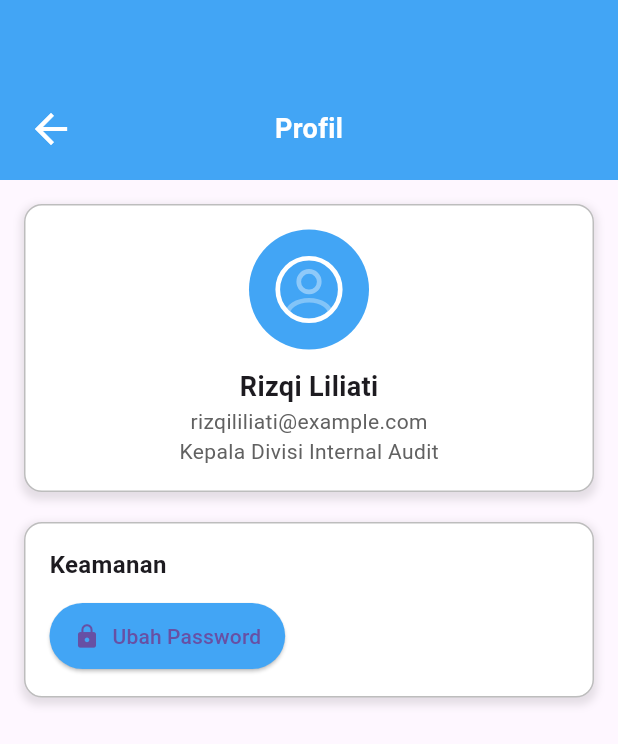
After one commit to Choconut06/AuditApp_magang, a Flutter app: the ProfilePage screen opened directly, on a phone screen of 412 x 824 dp. The commit adds this screen. Shown: the top 744 px of the screen. Run offline on Flutter 3.47's test engine with Material 3 defaults, Android fonts, the phone set to English and light mode, and no system bars; our stand-ins replace carousel_slider, flutter_svg.

Commit message:
add profile page, slide anim, ubah password page

```diff
--- /dev/null
+++ b/lib/pages/profilepage.dart
@@ -0,0 +1,206 @@
+import 'package:audit_app_magang/pages/ubah_passwordpage.dart';
+import 'package:flutter/material.dart';
+import 'package:flutter_svg/flutter_svg.dart';
+import 'package:audit_app_magang/widget/sidebar.dart';
+
+class ProfilePage extends StatefulWidget {
+  const ProfilePage({super.key});
+
+  @override
+  State<ProfilePage> createState() => _ProfilePageState();
+}
+
+class _ProfilePageState extends State<ProfilePage> {
+  final GlobalKey<ScaffoldState> _scaffoldKey = GlobalKey<ScaffoldState>();
+
+  // Data user (sementara hardcode, nanti bisa diambil dari backend / database)
+  String nama = "Rizqi Liliati";
+  String email = "rizqililiati@example.com";
+  String jabatan = "Kepala Divisi Internal Audit";
+
+  // Controller untuk ubah password
+  final TextEditingController _oldPasswordController = TextEditingController();
+  final TextEditingController _newPasswordController = TextEditingController();
+  final TextEditingController _confirmPasswordController =
+      TextEditingController();
+
+  int _navIndex = 0;
+
+  @override
+  Widget build(BuildContext context) {
+    return Scaffold(
+      key: _scaffoldKey,
+      appBar: _appBar(),
+      drawer: const CustomDrawer(),
+      body: SingleChildScrollView(
+        padding: const EdgeInsets.all(16),
+        child: Column(
+          crossAxisAlignment: CrossAxisAlignment.start,
+          children: [
+            // Profil Header
+            Container(
+              width: double.infinity,
+              padding: const EdgeInsets.all(16),
+              decoration: BoxDecoration(
+                color: Colors.white,
+                border: Border.all(color: Colors.grey.shade400),
+                borderRadius: BorderRadius.circular(12),
+                boxShadow: [
+                  BoxShadow(
+                    color: Colors.black.withOpacity(0.1),
+                    blurRadius: 4,
+                    spreadRadius: 2,
+                    offset: const Offset(0, 3),
+                  ),
+                ],
+              ),
+              child: Column(
+                children: [
+                  CircleAvatar(
+                    radius: 40,
+                    backgroundColor: Colors.blue[400],
+                    child: SvgPicture.asset(
+                      "assets/icons/profile.svg",
+                      color: Colors.white,
+                      height: 50,
+                    ),
+                  ),
+                  const SizedBox(height: 12),
+                  Text(
+                    nama,
+                    style: const TextStyle(
+                      fontSize: 18,
+                      fontWeight: FontWeight.w600,
+                    ),
+                  ),
+                  Text(email, style: TextStyle(color: Colors.grey.shade700)),
+                  Text(jabatan, style: TextStyle(color: Colors.grey.shade700)),
+                ],
+              ),
+            ),
+            const SizedBox(height: 20),
+
+            // Ubah Password
+            Container(
+              width: double.infinity,
+              padding: const EdgeInsets.all(16),
+              decoration: BoxDecoration(
+                color: Colors.white,
+                border: Border.all(color: Colors.grey.shade400),
+                borderRadius: BorderRadius.circular(12),
+                boxShadow: [
+                  BoxShadow(
+                    color: Colors.black.withOpacity(0.1),
+                    blurRadius: 4,
+                    spreadRadius: 2,
+                    offset: const Offset(0, 3),
+                  ),
+                ],
+              ),
+              child: Column(
+                crossAxisAlignment: CrossAxisAlignment.start,
+                children: [
+                  const Text(
+                    "Keamanan",
+                    style: TextStyle(fontWeight: FontWeight.w600, fontSize: 16),
+                  ),
+                  const SizedBox(height: 12),
+                  ElevatedButton.icon(
+                    onPressed: () {
+                      Navigator.push(
+                        context,
+                        MaterialPageRoute(
+                          builder: (context) => const ChangePasswordPage(),
+                        ),
+                      );
+                    },
+                    icon: const Icon(Icons.lock),
+                    label: const Text("Ubah Password"),
+                    style: ElevatedButton.styleFrom(
+                      backgroundColor: Colors.blue[400],
+                      padding: const EdgeInsets.symmetric(
+                        horizontal: 16,
+                        vertical: 12,
+                      ),
+                    ),
+                  ),
+                ],
+              ),
+            ),
+          ],
+        ),
+      ),
+    );
+  }
+
+  // Widget untuk TextField password
+  Widget _buildTextField(String label, TextEditingController controller) {
+    return TextField(
+      controller: controller,
+      obscureText: true,
+      decoration: InputDecoration(
+        labelText: label,
+        border: OutlineInputBorder(borderRadius: BorderRadius.circular(8)),
+      ),
+    );
+  }
+
+  PreferredSizeWidget _appBar() {
+    return PreferredSize(
+      preferredSize: const Size.fromHeight(120),
+      child: AppBar(
+        automaticallyImplyLeading: false,
+        backgroundColor: Colors.blue[400],
+        flexibleSpace: SafeArea(
+          child: Column(
+            mainAxisAlignment: MainAxisAlignment.end,
+            children: [
+              Padding(
+                padding: const EdgeInsets.symmetric(
+                  horizontal: 10,
+                  vertical: 10,
+                ),
+                child: Stack(
+                  alignment: Alignment.center,
+                  children: [
+                    // Tombol Back di kiri
+                    Align(
+                      alignment: Alignment.centerLeft,
+                      child: GestureDetector(
+                        onTap: () => Navigator.pop(context),
+                        child: Container(
+                          padding: const EdgeInsets.all(8),
+                          decoration: BoxDecoration(
+                            color: Colors.blue[400],
+                            borderRadius: BorderRadius.circular(10),
+                          ),
+                          child: const Icon(
+                            Icons.arrow_back,
+                            color: Colors.white,
+                            size: 32,
+                          ),
+                        ),
+                      ),
+                    ),
+
+                    // Judul di tengah
+                    const Center(
+                      child: Text(
+                        "Profil",
+                        style: TextStyle(
+                          color: Colors.white,
+                          fontSize: 18,
+                          fontWeight: FontWeight.w600,
+                        ),
+                      ),
+                    ),
+                  ],
+                ),
+              ),
+            ],
+          ),
+        ),
+      ),
+    );
+  }
+}
```
Also changed, not shown: lib/model/slideanim.dart (added, +22 -0 lines), lib/pages/homepage.dart (+11 -2 lines), lib/pages/ubah_passwordpage.dart (added, +172 -0 lines).
